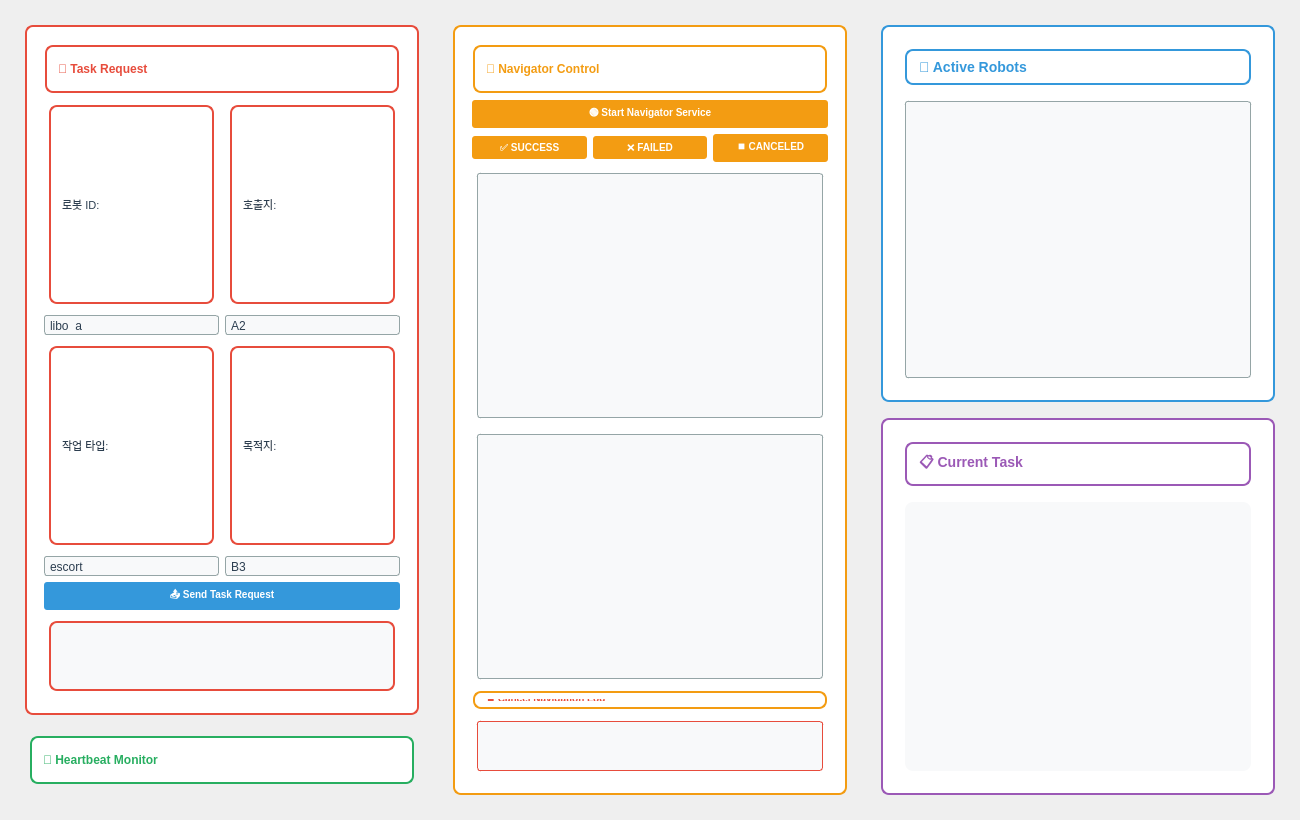
The window that ros_ws/src/admin/ui/main_control_tab.ui (addinedu-ros-9th/ros-repo-1) describes before a commit, drawn with Qt 5.
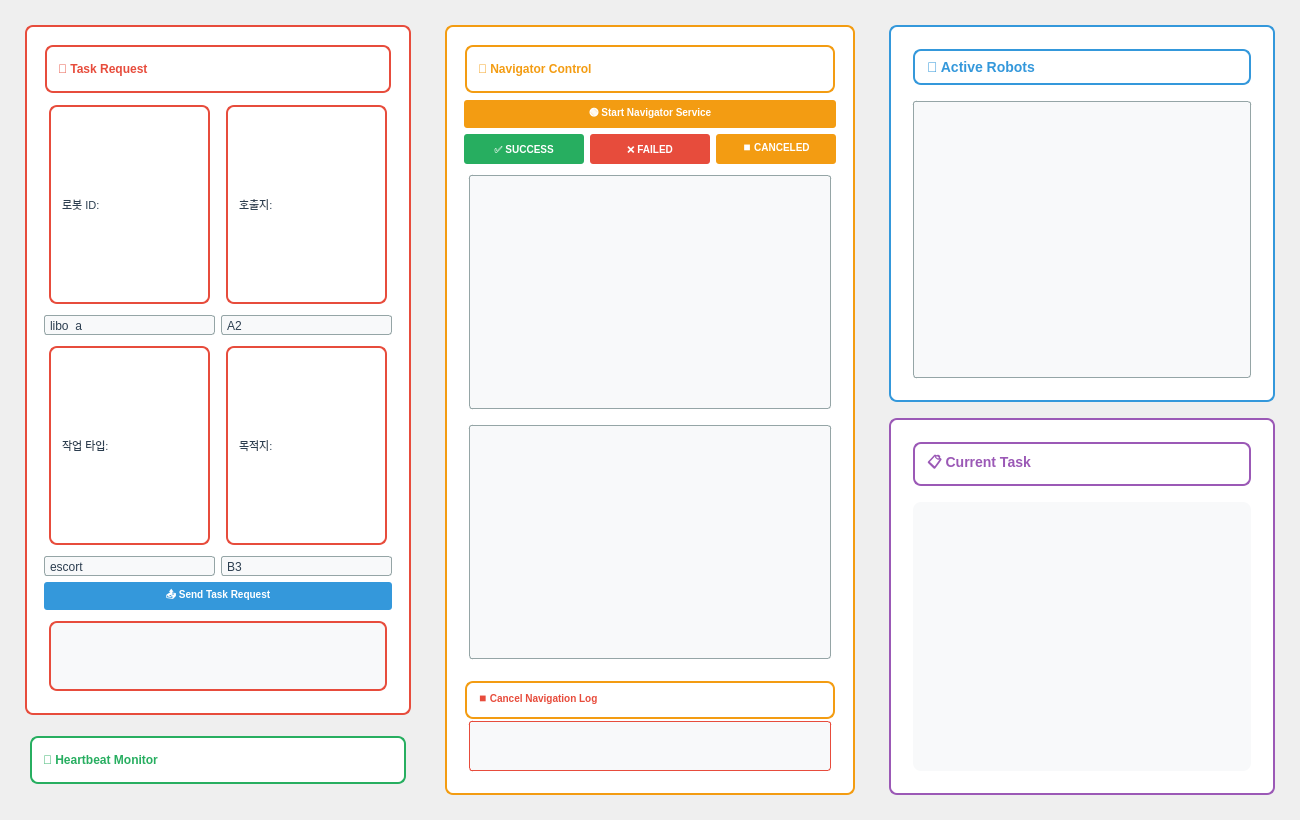
The same window after the commit.

Diff of the .ui file:
```diff
--- a/ros_ws/src/admin/ui/main_control_tab.ui
+++ b/ros_ws/src/admin/ui/main_control_tab.ui
@@ -328,23 +328,68 @@
           <layout class="QHBoxLayout" name="navigation_result_layout">
            <item>
             <widget class="QPushButton" name="send_success_button">
+             <property name="minimumSize">
+              <size>
+               <width>120</width>
+               <height>30</height>
+              </size>
+             </property>
+             <property name="maximumSize">
+              <size>
+               <width>120</width>
+               <height>30</height>
+              </size>
+             </property>
              <property name="text">
               <string>✅ SUCCESS</string>
              </property>
+             <property name="styleSheet">
+              <string>background-color: #27ae60; color: white; border: none; padding: 5px 10px; border-radius: 3px; font-weight: bold; font-size: 10px;</string>
+             </property>
             </widget>
            </item>
            <item>
             <widget class="QPushButton" name="send_failed_button">
+             <property name="minimumSize">
+              <size>
+               <width>120</width>
+               <height>30</height>
+              </size>
+             </property>
+             <property name="maximumSize">
+              <size>
+               <width>120</width>
+               <height>30</height>
+              </size>
+             </property>
              <property name="text">
               <string>❌ FAILED</string>
              </property>
+             <property name="styleSheet">
+              <string>background-color: #e74c3c; color: white; border: none; padding: 5px 10px; border-radius: 3px; font-weight: bold; font-size: 10px;</string>
+             </property>
             </widget>
            </item>
            <item>
             <widget class="QPushButton" name="send_canceled_button">
+             <property name="minimumSize">
+              <size>
+               <width>120</width>
+               <height>30</height>
+              </size>
+             </property>
+             <property name="maximumSize">
+              <size>
+               <width>120</width>
+               <height>30</height>
+              </size>
+             </property>
              <property name="text">
               <string>⏹️ CANCELED</string>
              </property>
+             <property name="styleSheet">
+              <string>background-color: #f39c12; color: white; border: none; padding: 5px 10px; border-radius: 3px; font-weight: bold; font-size: 10px;</string>
+             </property>
             </widget>
            </item>
           </layout>
@@ -371,10 +416,13 @@
          </item>
          <item>
           <widget class="QLabel" name="cancel_navigation_label">
+           <property name="enabled">
+            <bool>true</bool>
+           </property>
            <property name="minimumSize">
             <size>
              <width>0</width>
-             <height>20</height>
+             <height>40</height>
             </size>
            </property>
            <property name="maximumSize">
```
Left out of the diff: 12 changed lines with no effect on the pictures.
